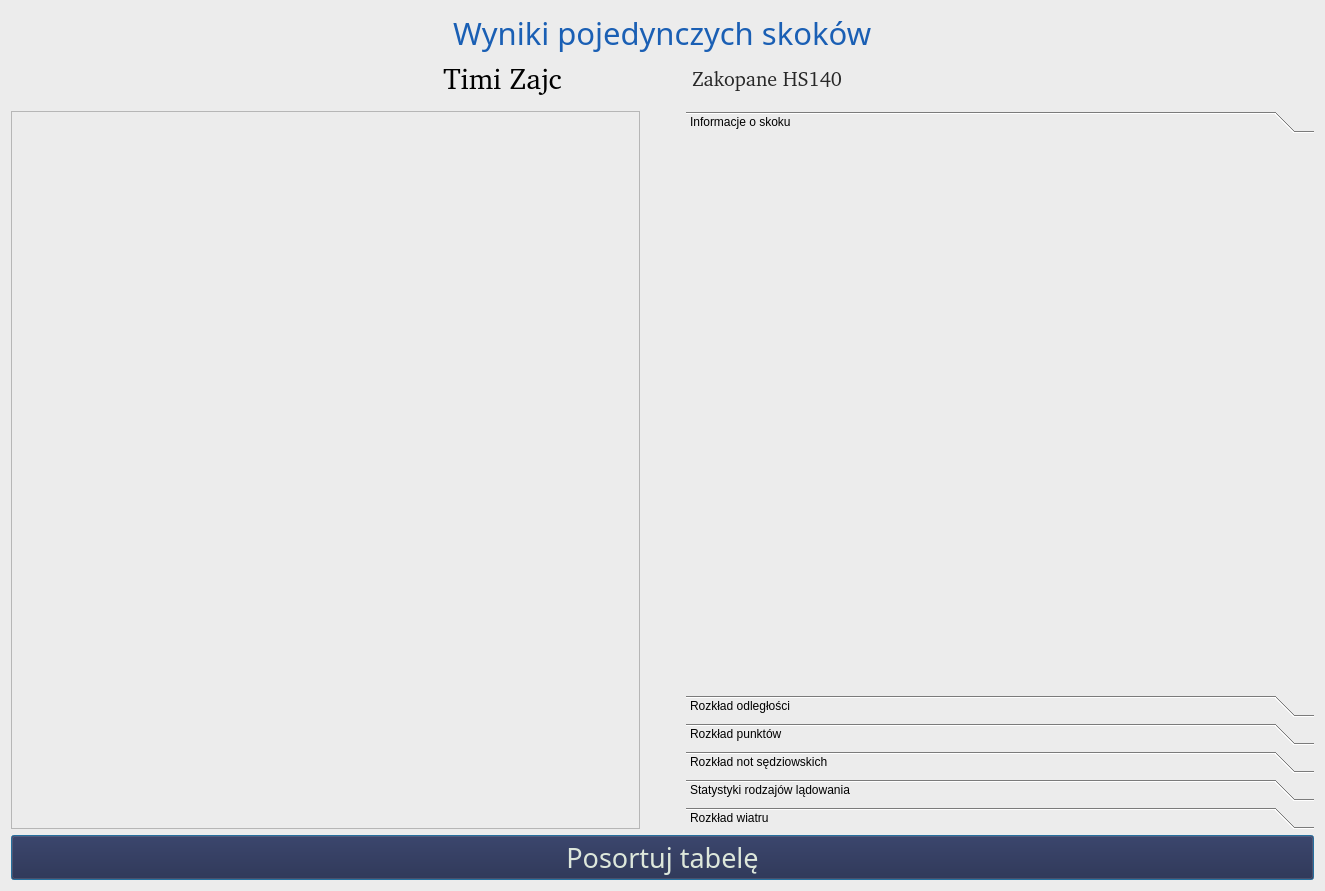
The window that source/UI/SingleJumps/SingleJumpsResultsWindow.ui (SiekamCebule/sj-sim) describes before a commit, drawn with Qt 5.
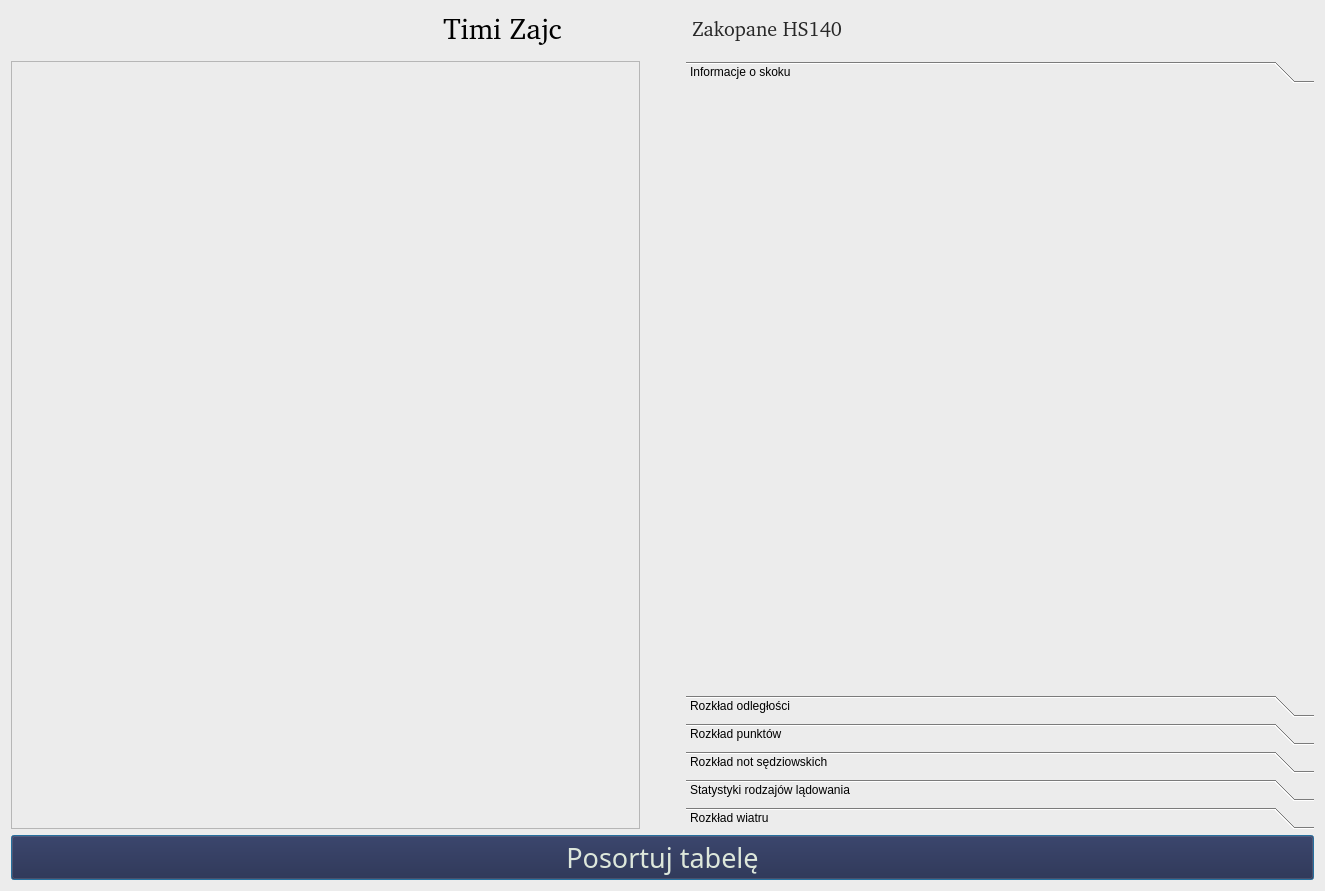
The same window after the commit.

Diff of the .ui file:
```diff
--- a/source/UI/SingleJumps/SingleJumpsResultsWindow.ui
+++ b/source/UI/SingleJumps/SingleJumpsResultsWindow.ui
@@ -17,55 +17,6 @@
    <string notr="true">background-color: rgb(236, 236, 236);</string>
   </property>
   <layout class="QVBoxLayout" name="verticalLayout_2">
-   <item>
-    <layout class="QHBoxLayout" name="horizontalLayout_title">
-     <item>
-      <spacer name="horizontalSpacer_titleLeft">
-       <property name="orientation">
-        <enum>Qt::Horizontal</enum>
-       </property>
-       <property name="sizeHint" stdset="0">
-        <size>
-         <width>40</width>
-         <height>20</height>
-        </size>
-       </property>
-      </spacer>
-     </item>
-     <item>
-      <widget class="QLabel" name="label_title">
-       <property name="font">
-        <font>
-         <family>Quicksand Medium</family>
-         <pointsize>23</pointsize>
-         <bold>false</bold>
-        </font>
-       </property>
-       <property name="styleSheet">
-        <string notr="true">QLabel{
-color: rgb(26, 95, 180);
-}</string>
-       </property>
-       <property name="text">
-        <string>Wyniki pojedynczych skoków</string>
-       </property>
-      </widget>
-     </item>
-     <item>
-      <spacer name="horizontalSpacer_titleRight">
-       <property name="orientation">
-        <enum>Qt::Horizontal</enum>
-       </property>
-       <property name="sizeHint" stdset="0">
-        <size>
-         <width>40</width>
-         <height>20</height>
-        </size>
-       </property>
-      </spacer>
-     </item>
-    </layout>
-   </item>
    <item>
     <layout class="QHBoxLayout" name="horizontalLayout_2">
      <item>
@@ -268,7 +219,7 @@
           <x>0</x>
           <y>0</y>
           <width>626</width>
-          <height>541</height>
+          <height>588</height>
          </rect>
         </property>
         <attribute name="label">
```
Left out of the diff: 10 changed lines with no effect on the pictures.
